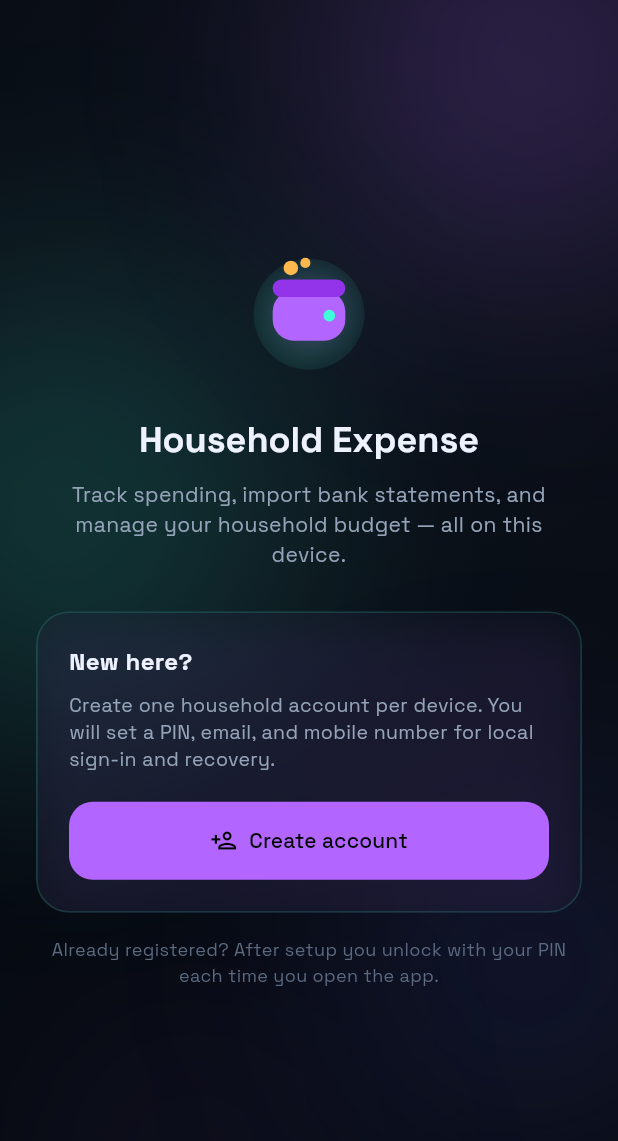
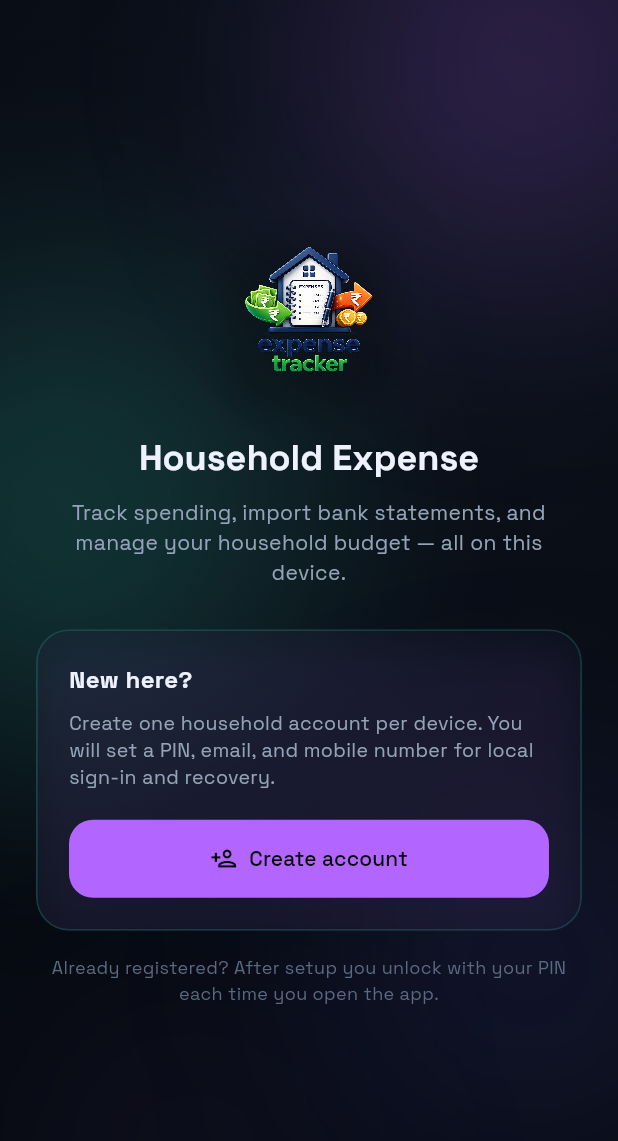
Before and after one commit to 2207krish/Household_Expense, a Flutter app: the screen it shows after launch, on a phone screen of 412 x 824 dp. Shown: the top 1141 px of the screen. Run offline on Flutter 3.47's test engine with Material 3 defaults, Android fonts, the phone set to English and light mode, and no system bars; drawn by our look-alikes of flutter_animate; our stand-ins replace csv, fl_chart, flutter_secure_storage, google_fonts, google_mobile_ads, in_app_purchase and 7 more; missing offline and left inert: cryptography, excel, excel2003, file_selector, flutter_email_sender, spreadsheet_decoder and 2 more; accounts and stored records are empty.

Commit message:
Add Expense Tracker brand logo across app and store icons.
Wire AppLogo into auth, home, menu, help, and subscription screens, and regenerate Android, iOS, macOS, and web launcher/splash assets from logo.png.

Co-authored-by: Cursor <cursoragent@cursor.com>

```diff
--- a/lib/screens/auth/login_screen.dart
+++ b/lib/screens/auth/login_screen.dart
@@ -9,7 +9,7 @@ import '../../services/biometric_auth_service.dart';
 import '../../theme/app_theme.dart';
 import '../../utils/auth_validators.dart';
 import '../../utils/test_registration.dart';
-import '../../widgets/ui/login_hero_illustration.dart';
+import '../../widgets/ui/app_logo.dart';
 import '../../widgets/ui/glass_surface.dart';
 import '../../widgets/ui/mesh_background.dart';
 import 'forgot_credentials_screen.dart';
@@ -212,7 +212,7 @@ class _LoginScreenState extends State<LoginScreen> {
                         ),
                       ),
                     ),
-                    const LoginHeroIllustration(size: 196)
+                    const AppLogo(size: 168)
                         .animate()
                         .fadeIn(duration: 500.ms, curve: Curves.easeOut)
                         .scale(
--- a/lib/screens/auth/welcome_auth_screen.dart
+++ b/lib/screens/auth/welcome_auth_screen.dart
@@ -5,7 +5,7 @@ import '../../config/subscription_config.dart';
 import '../../services/auth_service.dart';
 import '../../services/device_enrollment_service.dart';
 import '../../theme/app_theme.dart';
-import '../../widgets/ui/finance_illustration.dart';
+import '../../widgets/ui/app_logo.dart';
 import '../../widgets/ui/glass_surface.dart';
 import '../../widgets/ui/mesh_background.dart';
 import 'register_screen.dart';
@@ -75,10 +75,9 @@ class _WelcomeAuthScreenState extends State<WelcomeAuthScreen> {
                 constraints: const BoxConstraints(maxWidth: 440),
                 child: Column(
                   children: [
-                    const FinanceIllustration(
-                      type: FinanceIllustrationType.wallet,
-                      size: 88,
-                    ).animate().scale(duration: 500.ms, curve: Curves.easeOutBack),
+                    const AppLogo(size: 112)
+                        .animate()
+                        .scale(duration: 500.ms, curve: Curves.easeOutBack),
                     const SizedBox(height: 24),
                     Text(
                       'Household Expense',
--- a/lib/screens/help_about_screen.dart
+++ b/lib/screens/help_about_screen.dart
@@ -7,6 +7,7 @@ import '../models/user_feedback.dart';
 import '../models/user_profile.dart';
 import '../services/feedback_email_service.dart';
 import '../theme/app_theme.dart';
+import '../widgets/ui/app_logo.dart';
 import '../widgets/ui/app_scaffold.dart';
 import '../widgets/ui/glass_surface.dart';
 import 'admin/admin_login_screen.dart';
@@ -59,6 +60,8 @@ class _HelpAboutScreenState extends State<HelpAboutScreen> {
             child: Column(
               crossAxisAlignment: CrossAxisAlignment.start,
               children: [
+                const Center(child: AppLogo(size: 88)),
+                const SizedBox(height: 16),
                 const Text(
                   'Household Expense',
                   style: TextStyle(
--- a/lib/screens/subscription_screen.dart
+++ b/lib/screens/subscription_screen.dart
@@ -7,6 +7,7 @@ import '../services/subscription_service.dart';
 import '../theme/app_theme.dart';
 import '../widgets/ui/glass_surface.dart';
 import '../widgets/ui/app_scaffold.dart';
+import '../widgets/ui/app_logo.dart';
 
 /// Plan selection and purchase screen.
 class SubscriptionScreen extends StatefulWidget {
@@ -103,6 +104,8 @@ class _SubscriptionScreenState extends State<SubscriptionScreen> {
         body: ListView(
           padding: const EdgeInsets.fromLTRB(20, 8, 20, 32),
           children: [
+            const Center(child: AppLogo(size: 96)),
+            const SizedBox(height: 16),
             if (!_status.canUseApp)
               GlassSurface.card(
                 padding: const EdgeInsets.all(16),
--- a/lib/widgets/dashboard_header.dart
+++ b/lib/widgets/dashboard_header.dart
@@ -4,6 +4,7 @@ import '../../theme/app_theme.dart';
 import '../../theme/neo_palette.dart';
 import '../../utils/money_format.dart';
 import 'ui/animated_counter.dart';
+import 'ui/app_logo.dart';
 import 'ui/neo_glass.dart';
 
 class DashboardHeader extends StatelessWidget {
@@ -118,6 +119,8 @@ class DashboardHeader extends StatelessWidget {
                 Row(
                   crossAxisAlignment: CrossAxisAlignment.start,
                   children: [
+                    const AppLogo(size: 48, showShadow: false),
+                    const SizedBox(width: 14),
                     Expanded(
                       child: Column(
                         crossAxisAlignment: CrossAxisAlignment.start,
--- /dev/null
+++ b/lib/widgets/ui/app_logo.dart
@@ -0,0 +1,52 @@
+import 'package:flutter/material.dart';
+
+/// Official Household Expense / Expense Tracker brand mark.
+class AppLogo extends StatelessWidget {
+  final double size;
+  final BorderRadiusGeometry? borderRadius;
+  final bool showShadow;
+
+  const AppLogo({
+    super.key,
+    this.size = 96,
+    this.borderRadius,
+    this.showShadow = true,
+  });
+
+  static const assetPath = 'assets/branding/app_logo.png';
+
+  @override
+  Widget build(BuildContext context) {
+    final radius = borderRadius ?? BorderRadius.circular(size * 0.22);
+    return Container(
+      width: size,
+      height: size,
+      decoration: BoxDecoration(
+        borderRadius: radius,
+        boxShadow: showShadow
+            ? [
+                BoxShadow(
+                  color: Colors.black.withValues(alpha: 0.22),
+                  blurRadius: size * 0.18,
+                  offset: Offset(0, size * 0.06),
+                ),
+              ]
+            : null,
+      ),
+      child: ClipRRect(
+        borderRadius: radius,
+        child: Image.asset(
+          assetPath,
+          width: size,
+          height: size,
+          fit: BoxFit.cover,
+          filterQuality: FilterQuality.high,
+          errorBuilder: (_, error, stackTrace) => ColoredBox(
+            color: Colors.black,
+            child: Icon(Icons.home_work_rounded, size: size * 0.45, color: Colors.white70),
+          ),
+        ),
+      ),
+    );
+  }
+}
--- a/pubspec.yaml
+++ b/pubspec.yaml
@@ -49,3 +49,5 @@ dev_dependencies:
 
 flutter:
   uses-material-design: true
+  assets:
+    - assets/branding/app_logo.png
```
Also changed, not shown: lib/screens/auth/auth_gate.dart (+4 -6 lines), lib/screens/auth/forgot_credentials_screen.dart (+4 -5 lines), lib/screens/auth/register_screen.dart (+5 -5 lines), lib/screens/tabs/menu_tab.dart (+7 -6 lines), assets/branding/app_logo.png (added), logo.png (added), 55 other files.
